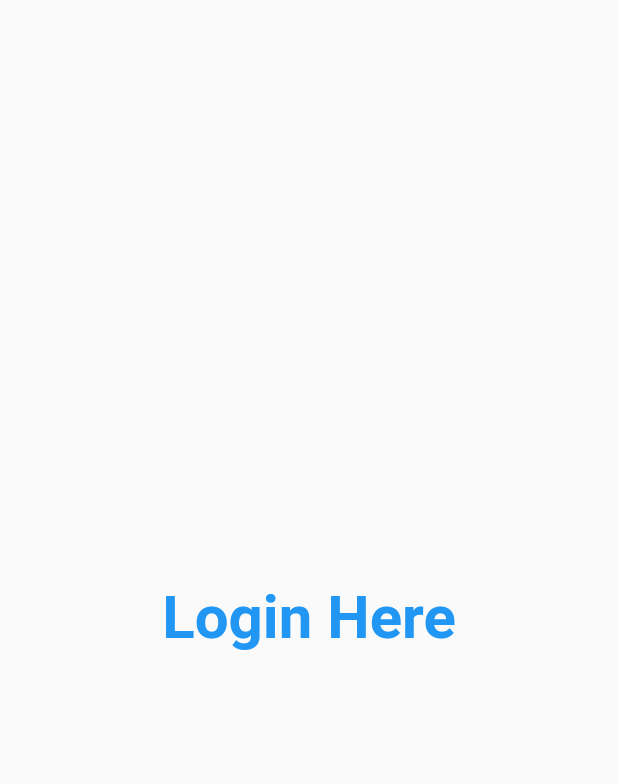
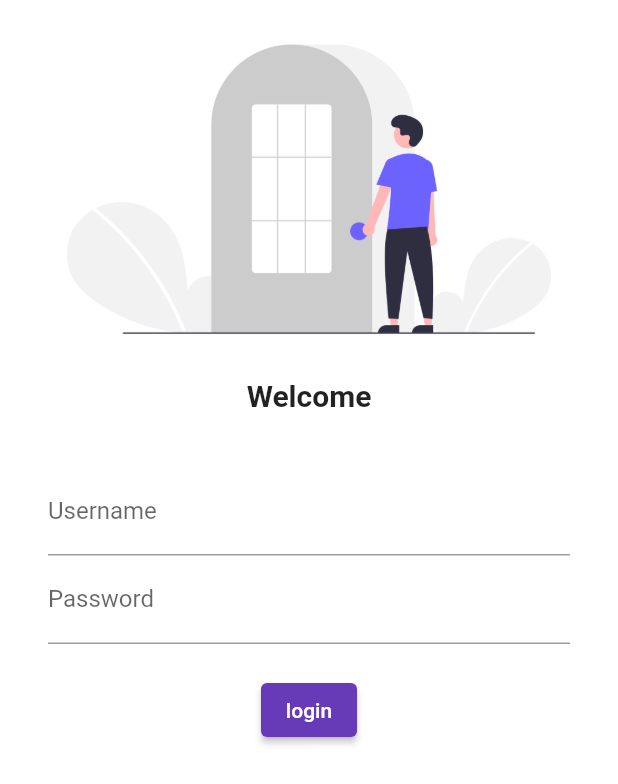
Before and after one commit to ISH2YU/FLutter-30Days, a Flutter app: the screen it shows after launch, on a phone screen of 412 x 824 dp. Shown: the top 784 px of the screen. Run offline on Flutter 3.47's test engine with Material 2 defaults, Android fonts, the phone set to English and light mode, and no system bars; our stand-ins replace google_fonts.

Commit message:
Day 4 Donezo

```diff
--- a/lib/main.dart
+++ b/lib/main.dart
@@ -1,4 +1,5 @@
 import 'package:flutter/material.dart';
+import 'package:google_fonts/google_fonts.dart';
 import 'pages/homepage.dart';
 import 'pages/loginpage.dart';
 
@@ -13,7 +14,9 @@ class MyApp extends StatelessWidget {
   Widget build(BuildContext context) {
     return MaterialApp(
       themeMode: ThemeMode.light,
-      theme: ThemeData(primarySwatch: Colors.deepPurple),
+      theme: ThemeData(
+          primarySwatch: Colors.deepPurple,
+          primaryTextTheme: GoogleFonts.latoTextTheme()),
       darkTheme: ThemeData(
         brightness: Brightness.dark,
       ),
--- a/lib/pages/loginpage.dart
+++ b/lib/pages/loginpage.dart
@@ -1,20 +1,55 @@
 import 'package:flutter/material.dart';
 
 class LoginPage extends StatelessWidget {
-  const LoginPage({super.key});
+  const LoginPage({Key? key}) : super(key: key);
 
   @override
   Widget build(BuildContext context) {
     return Material(
-      child: Center(
-        child: Text(
-          "Login Here",
-          style: TextStyle(
-            fontSize: 40,
-            color: Colors.blue,
-            fontWeight: FontWeight.bold,
+      color: Colors.white,
+      child: Column(
+        children: [
+          Image.asset(
+            "assets/images/loginimg.png",
+            fit: BoxFit.cover,
           ),
-        ),
+          Text(
+            "Welcome",
+            style: TextStyle(
+              fontSize: 20,
+              fontWeight: FontWeight.bold,
+            ),
+          ),
+          SizedBox(height: 20),
+          Padding(
+            padding: const EdgeInsets.symmetric(
+              horizontal: 32.0,
+              vertical: 16,
+            ),
+            child: Column(
+              children: [
+                TextFormField(
+                  decoration: InputDecoration(
+                    hintText: 'Enter Username',
+                    labelText: 'Username',
+                  ),
+                ),
+                TextFormField(
+                  decoration: InputDecoration(
+                    hintText: 'Enter Password',
+                    labelText: 'Password',
+                  ),
+                ),
+                SizedBox(height: 20),
+                ElevatedButton(
+                  child: Text("login"),
+                  style: TextButton.styleFrom(),
+                  onPressed: () {},
+                )
+              ],
+            ),
+          ),
+        ],
       ),
     );
   }
--- a/pubspec.yaml
+++ b/pubspec.yaml
@@ -35,6 +35,7 @@ dependencies:
   # The following adds the Cupertino Icons font to your application.
   # Use with the CupertinoIcons class for iOS style icons.
   cupertino_icons: ^1.0.2
+  google_fonts: ^4.0.4
 
 dev_dependencies:
   flutter_test:
@@ -59,8 +60,8 @@ flutter:
   uses-material-design: true
 
   # To add assets to your application, add an assets section, like this:
-  # assets:
-  #   - images/a_dot_burr.jpeg
+  assets:
+      - assets/images/
   #   - images/a_dot_ham.jpeg
 
   # An image asset can refer to one or more resolution-specific "variants", see
```
Also changed, not shown: assets/images/loginimg.png (added), pubspec.lock, 1 other file.
